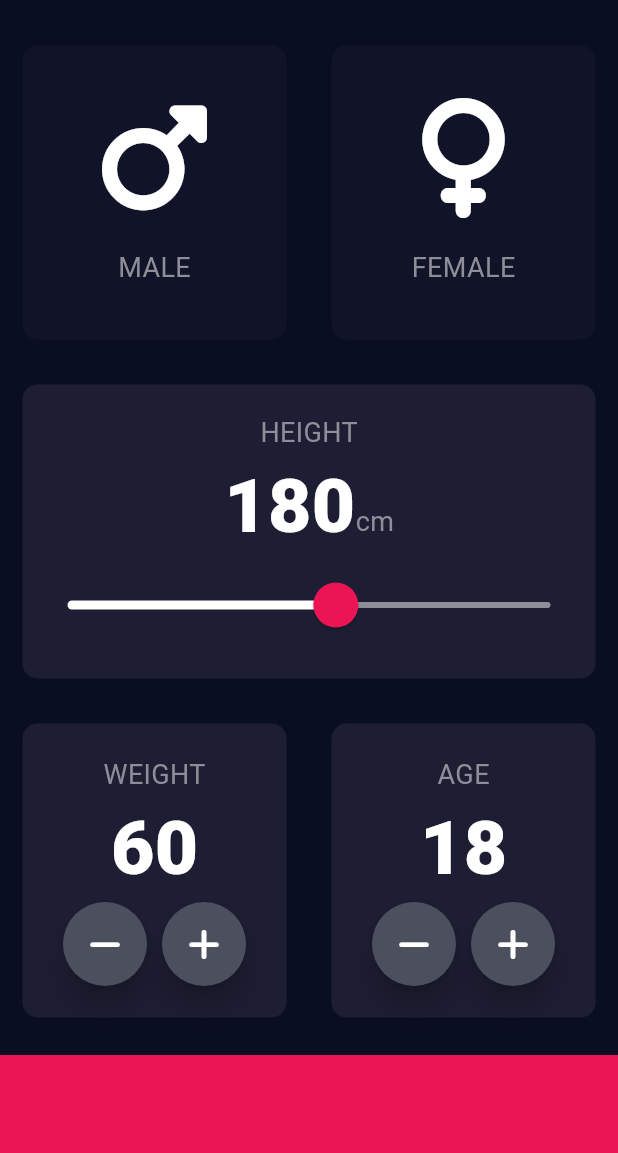
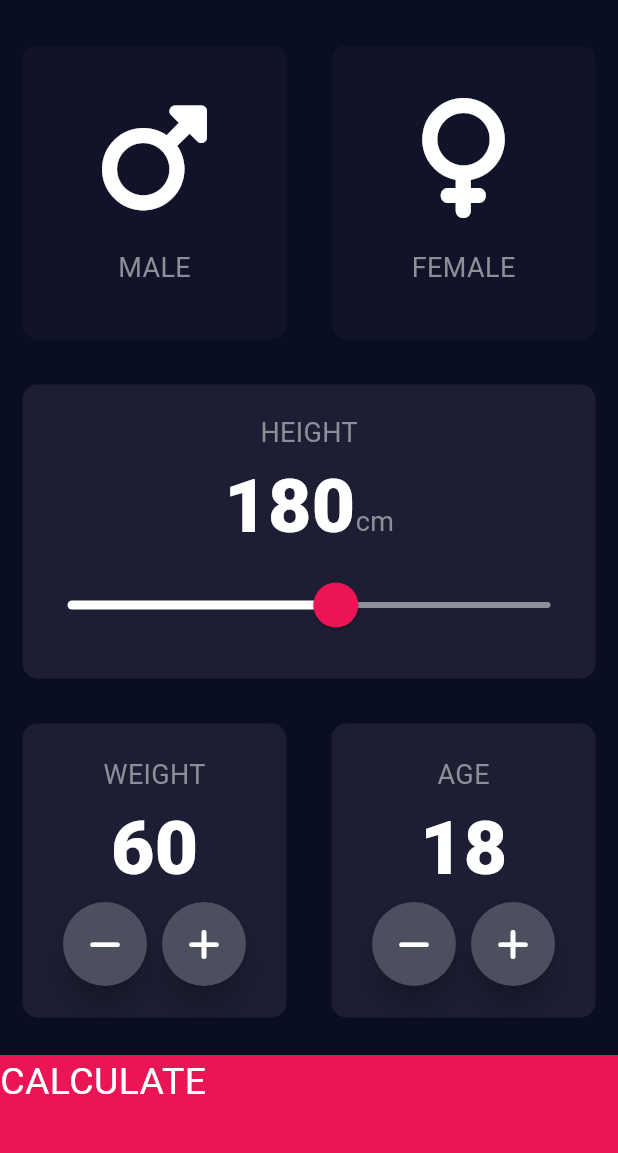
Before and after one commit to msjkee/BMICalculator, a Flutter app: the screen it shows after launch, on a phone screen of 412 x 824 dp, the part 61-1214 px from its top. Run offline on Flutter 3.47's test engine with Material 3 defaults, Android fonts, the phone set to English and light mode, and no system bars; our stand-ins replace font_awesome_flutter.

```diff
--- a/lib/input_page.dart
+++ b/lib/input_page.dart
@@ -1,8 +1,10 @@
+import 'package:bmi_calculator/results_page.dart';
 import 'package:flutter/material.dart';
 import 'package:font_awesome_flutter/font_awesome_flutter.dart';
 import 'reusable_card.dart';
 import 'icon_content.dart';
 import 'constants.dart';
+import 'results_page.dart';
 
 enum Gender {
   male,
@@ -202,11 +204,17 @@ class _InputPageState extends State<InputPage> {
               ],
             )
           ),
-          Container(
-            color: kBottomContainerColor,
-            margin: EdgeInsets.only(top: 10.0),
-            width: double.infinity,
-            height: kBottomContainerHeight,
+          GestureDetector(
+            onTap: () {
+              Navigator.push(context, MaterialPageRoute(builder: (context) => ResultsPage()));
+            },
+            child: Container(
+              child: Text('CALCULATE'),
+              color: kBottomContainerColor,
+              margin: EdgeInsets.only(top: 10.0),
+              width: double.infinity,
+              height: kBottomContainerHeight,
+            ),
           )
         ],
       ),
--- a/lib/main.dart
+++ b/lib/main.dart
@@ -1,3 +1,4 @@
+import 'package:bmi_calculator/results_page.dart';
 import 'package:flutter/material.dart';
 import 'input_page.dart';
 
```
Also changed, not shown: lib/results_page.dart (added, +15 -0 lines).
